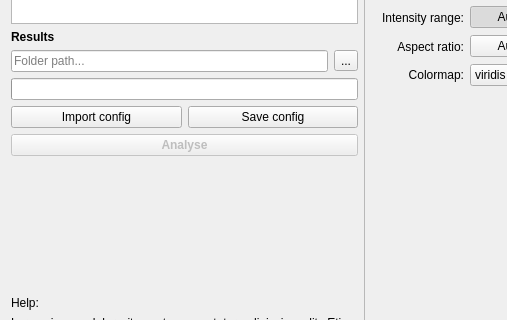
This is batch.ui in pfilipl/PolyX-XRF-Data-Analyser as Qt 5 draws it before an edit; both pictures show x 0 to 507 and y 253 to 573 of the 1299 by 720 pixel window. The edited form follows.
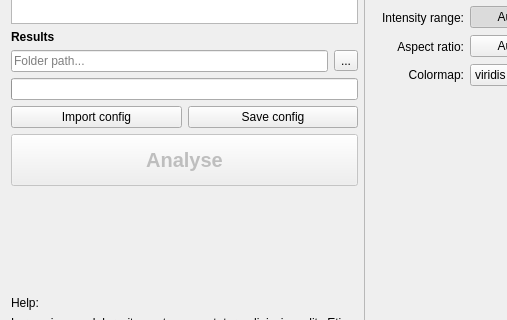
This is the edited form.

The edit to the form file:
```diff
--- a/batch.ui
+++ b/batch.ui
@@ -36,8 +36,15 @@
          <verstretch>0</verstretch>
         </sizepolicy>
        </property>
+       <property name="minimumSize">
+        <size>
+         <width>0</width>
+         <height>52</height>
+        </size>
+       </property>
        <property name="font">
         <font>
+         <pointsize>15</pointsize>
          <bold>true</bold>
         </font>
        </property>
```
